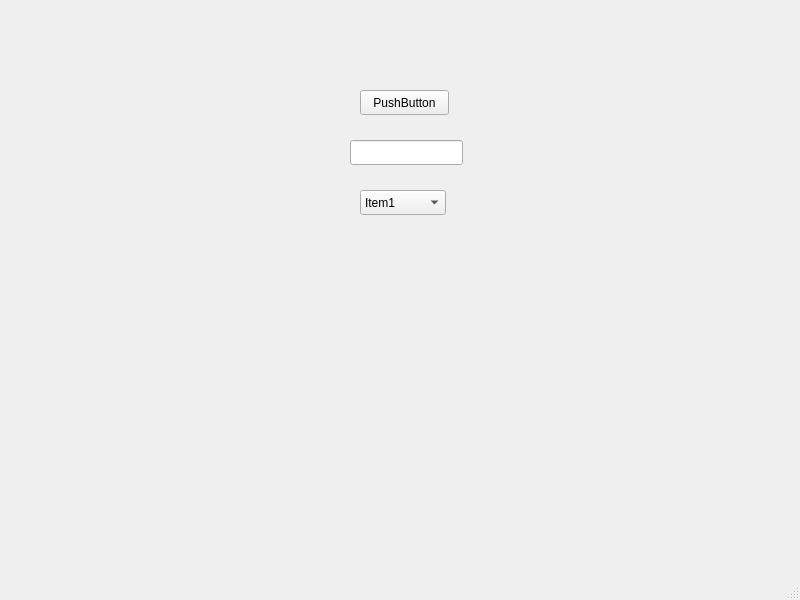
Qt form qtlearnings/cfgpage/mainwindow.ui (ldhshao/mylearnings) before a commit.
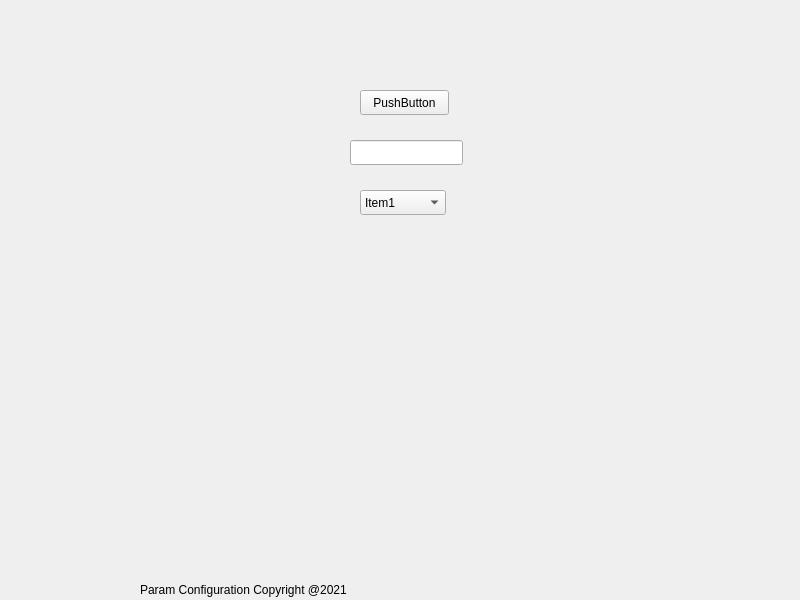
The same form after that commit.

```diff
--- a/qtlearnings/cfgpage/mainwindow.ui
+++ b/qtlearnings/cfgpage/mainwindow.ui
@@ -31,7 +31,7 @@
     <property name="geometry">
      <rect>
       <x>0</x>
-      <y>30</y>
+      <y>40</y>
       <width>81</width>
       <height>511</height>
      </rect>
@@ -84,18 +84,20 @@
      </property>
     </item>
    </widget>
-  </widget>
-  <widget class="QMenuBar" name="menubar">
+   <widget class="QLabel" name="labelCopyright">
    <property name="geometry">
     <rect>
-     <x>0</x>
-     <y>0</y>
-     <width>800</width>
-     <height>28</height>
-    </rect>
-   </property>
-  </widget>
-  <widget class="QStatusBar" name="statusbar"/>
+      <x>140</x>
+      <y>579</y>
+      <width>271</width>
+      <height>21</height>
+     </rect>
+    </property>
+    <property name="text">
+     <string>Param Configuration Copyright @2021</string>
+    </property>
+   </widget>
+  </widget>
  </widget>
  <resources/>
  <connections/>
```
Lines whose indentation alone changed are shown as unchanged.
